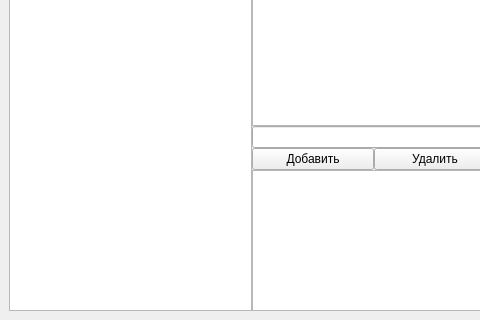
The window that qt/ui/mainwindow.ui (GreenFire512/file-tagger) describes before a commit, drawn with Qt 5; both pictures show x 0 to 480 and y 180 to 500 of the 800 by 500 pixel window.
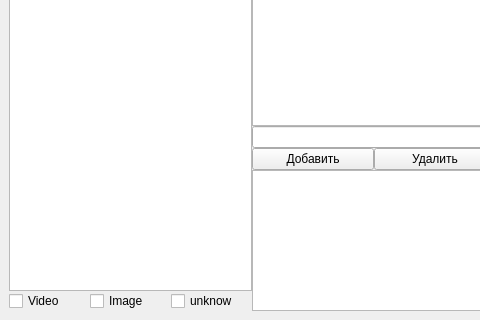
The same window after the commit.

Patch:
```diff
--- a/qt/ui/mainwindow.ui
+++ b/qt/ui/mainwindow.ui
@@ -158,7 +158,28 @@
             <property name="spacing">
              <number>0</number>
             </property>
-            <item row="2" column="0" colspan="2">
+            <item row="4" column="0">
+             <widget class="QCheckBox" name="checkBoxVideo">
+              <property name="text">
+               <string>Video</string>
+              </property>
+             </widget>
+            </item>
+            <item row="4" column="1">
+             <widget class="QCheckBox" name="checkBoxImage">
+              <property name="text">
+               <string>Image</string>
+              </property>
+             </widget>
+            </item>
+            <item row="4" column="2">
+             <widget class="QCheckBox" name="checkBoxUnknow">
+              <property name="text">
+               <string>unknow</string>
+              </property>
+             </widget>
+            </item>
+            <item row="2" column="0" colspan="3">
              <widget class="QTreeWidget" name="treeAllTags">
               <property name="minimumSize">
                <size>
```
Left out of the diff: 30 changed lines with no effect on the pictures.
